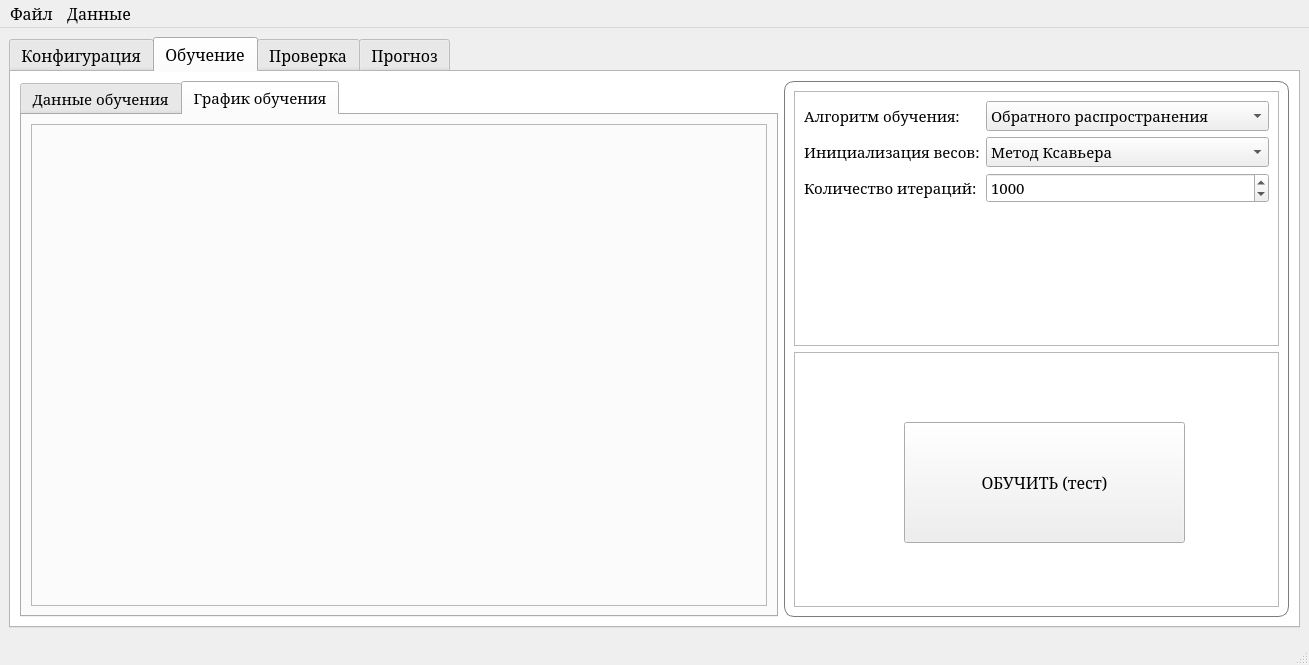
The window that mainwindow.ui (EvilCommunist/Neuro-Simulator) describes before a commit, drawn with Qt 5.
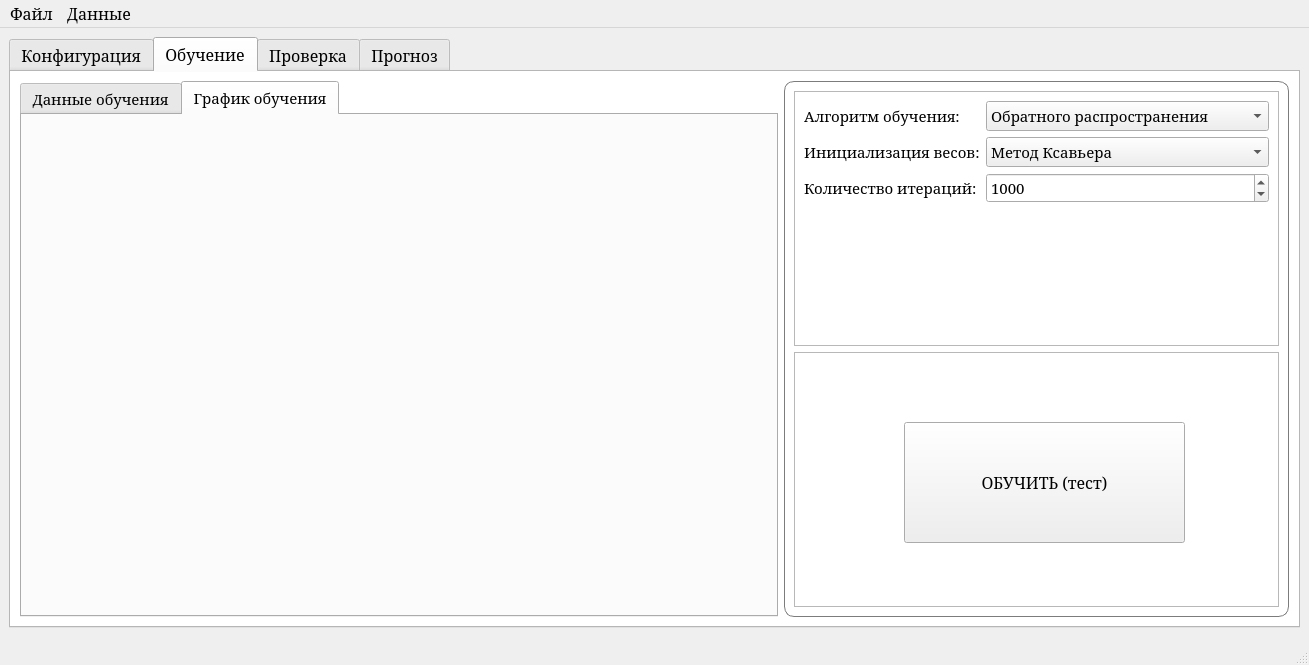
The same window after the commit. The open tabs and pages were chosen to show the change.

Patch:
```diff
--- a/mainwindow.ui
+++ b/mainwindow.ui
@@ -534,19 +534,7 @@
            </attribute>
            <layout class="QGridLayout" name="gridLayout_6">
             <item row="0" column="0">
-             <widget class="QFrame" name="chartFrame">
-              <property name="frameShape">
-               <enum>QFrame::Shape::StyledPanel</enum>
-              </property>
-              <property name="frameShadow">
-               <enum>QFrame::Shadow::Raised</enum>
-              </property>
-              <layout class="QGridLayout" name="gridLayout_9">
-               <item row="0" column="0">
-                <layout class="QGridLayout" name="chartLayout"/>
-               </item>
-              </layout>
-             </widget>
+             <layout class="QGridLayout" name="chartLayout"/>
             </item>
            </layout>
           </widget>
```
